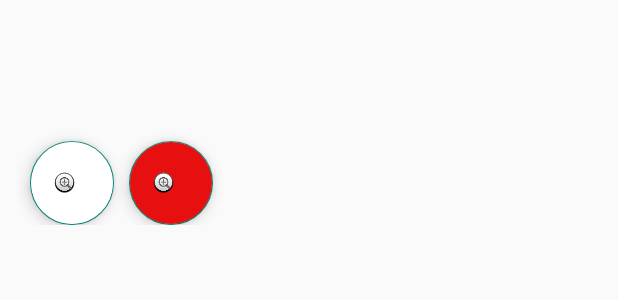
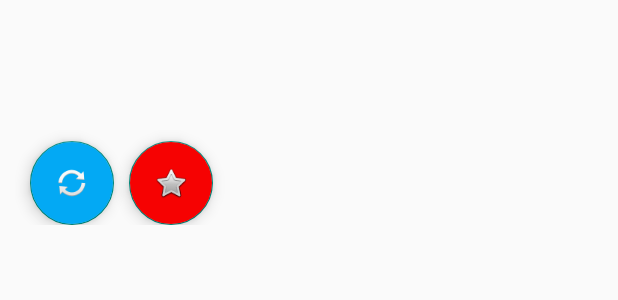
Before and after one commit to jimenezh/SimpleTwitter, an Android app: the layout activity_tweet_details.xml on its own in the app's theme, with its tools: preview values and no code run, on a phone screen of 412 x 824 dp. Shown: the top 300 px of the screen. Run offline under Robolectric (Android 15) with nearby library versions, the light colour scheme and no system bars.

Commit message:
Minor UI tweaks

```diff
--- a/app/src/main/res/layout/activity_tweet_details.xml
+++ b/app/src/main/res/layout/activity_tweet_details.xml
@@ -19,10 +19,11 @@
         android:layout_alignStart="@+id/tweetMain"
         android:layout_marginStart="0dp"
         android:layout_marginTop="0dp"
-        android:backgroundTint="#FFFFFF"
+        android:backgroundTint="#03A9F4"
+        android:backgroundTintMode="add"
         android:clickable="true"
         android:focusable="auto"
-        app:srcCompat="@android:drawable/btn_plus" />
+        app:srcCompat="@android:drawable/ic_popup_sync" />
 
     <com.google.android.material.floatingactionbutton.FloatingActionButton
         android:id="@+id/fabFav"
@@ -32,8 +33,8 @@
         android:layout_marginStart="10dp"
         android:layout_marginTop="0dp"
         android:layout_toEndOf="@+id/fabRetweet"
-        android:backgroundTint="#E61010"
+        android:backgroundTint="#F60202"
         android:clickable="true"
         android:focusable="auto"
-        app:srcCompat="@android:drawable/btn_plus" />
+        app:srcCompat="@android:drawable/btn_star" />
 </RelativeLayout>
```
